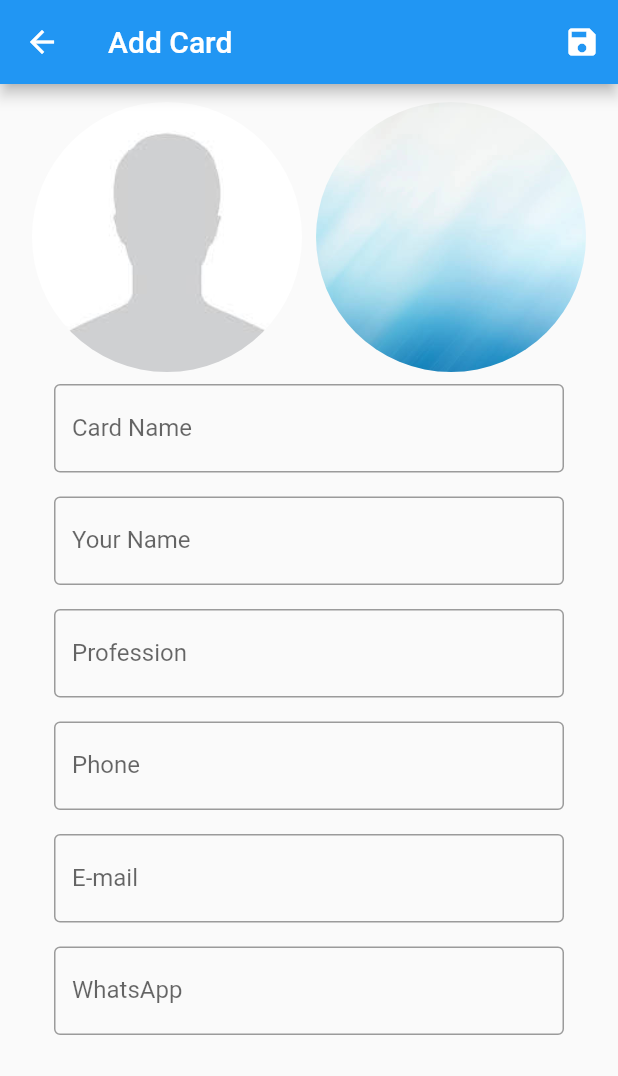
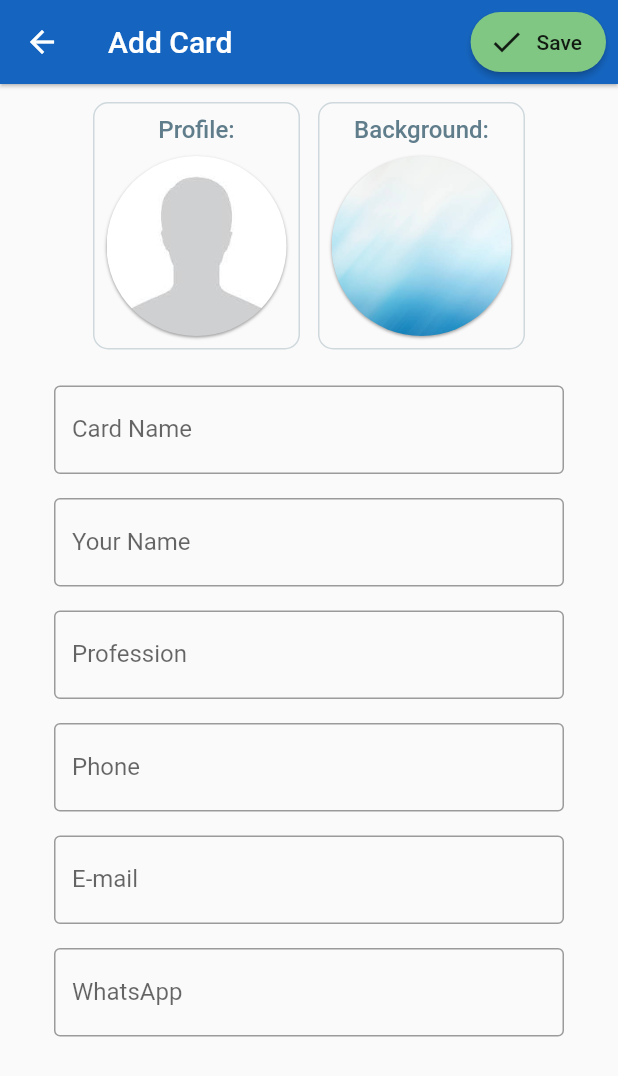
Before and after one commit to rodrigobastosv/heremycard, a Flutter app: the AddCardScreen screen opened directly, on a phone screen of 412 x 824 dp. Shown: the top 1076 px of the screen. Run offline on Flutter 3.47's test engine with Material 2 defaults, Android fonts, the light colour scheme and no system bars; our stand-ins replace dotted_border, fluttertoast, image_picker, material_design_icons_flutter, sqflite; missing offline and left inert: esys_flutter_share; accounts and stored records are empty.

Commit message:
improving layout

```diff
--- a/lib/main.dart
+++ b/lib/main.dart
@@ -12,6 +12,8 @@ class MyApp extends StatelessWidget {
       title: 'Flutter Demo',
       theme: ThemeData(
         primarySwatch: Colors.blue,
+        primaryColor: Colors.blue[800],
+        primaryColorDark: Colors.blue[900],
       ),
       home: HomeScreen(),
     );
--- a/lib/screen/add_screen/add_card_screen.dart
+++ b/lib/screen/add_screen/add_card_screen.dart
@@ -47,9 +47,21 @@ class _AddCardScreenState extends State<AddCardScreen> {
   Widget build(BuildContext context) {
     return Scaffold(
       appBar: AppBar(
+        elevation: 1.0,
         title: isEdit ? Text('Edit Card') : Text('Add Card'),
         actions: <Widget>[
-          IconButton(onPressed: _saveCard, icon: Icon(Icons.save)),
+          Padding(
+            padding: const EdgeInsets.all(8.0),
+            child: RaisedButton.icon(
+              icon: Icon(Icons.done),
+              label: Text('Save'),
+              color: Colors.green[300],
+              shape: RoundedRectangleBorder(
+                borderRadius: BorderRadius.circular(20.0),
+              ),
+              onPressed: _saveCard,
+            ),
+          ),
         ],
       ),
       body: SingleChildScrollView(
@@ -59,23 +71,8 @@ class _AddCardScreenState extends State<AddCardScreen> {
             padding: const EdgeInsets.all(12.0),
             child: Column(
               children: <Widget>[
-                Row(
-                  mainAxisAlignment: MainAxisAlignment.spaceEvenly,
-                  children: <Widget>[
-                    CardImagePicker(
-                      imagePath: cardModel.profileImagePath,
-                      pickedImage: _pickedProfileImage,
-                      onPickImage: _pickProfileImage,
-                      defaultAssetPath: 'assets/person.jpeg',
-                    ),
-                    CardImagePicker(
-                      imagePath: cardModel.backgroundImagePath,
-                      pickedImage: _pickedBackgroundImage,
-                      onPickImage: _pickBackgroundImage,
-                      defaultAssetPath: 'assets/logo.jpg',
-                    ),
-                  ],
-                ),
+                _buildImagesPicker(),
+                SizedBox(height: 16.0,),
                 TextFormfieldWithPadding(
                   initialValue: cardModel.label,
                   label: 'Card Name',
@@ -119,6 +116,70 @@ class _AddCardScreenState extends State<AddCardScreen> {
     );
   }
 
+  Widget _buildImagesPicker() {
+    return Wrap(
+      spacing: 12.0,
+      children: <Widget>[
+        Container(
+          padding: const EdgeInsets.all(8.0),
+          decoration: BoxDecoration(
+            border: Border.all(color: Colors.blueGrey[100]),
+            borderRadius: BorderRadius.circular(10.0),
+          ),
+          child: Column(
+            children: <Widget>[
+              Padding(
+                padding: const EdgeInsets.only(bottom: 8.0),
+                child: Text(
+                  'Profile:',
+                  style: TextStyle(
+                    color: Colors.blueGrey,
+                    fontSize: 16.0,
+                    fontWeight: FontWeight.w500,
+                  ),
+                ),
+              ),
+              CardImagePicker(
+                imagePath: cardModel.profileImagePath,
+                pickedImage: _pickedProfileImage,
+                onPickImage: _pickProfileImage,
+                defaultAssetPath: 'assets/person.jpeg',
+              ),
+            ],
+          ),
+        ),
+        Container(
+          padding: const EdgeInsets.all(8.0),
+          decoration: BoxDecoration(
+            border: Border.all(color: Colors.blueGrey[100]),
+            borderRadius: BorderRadius.circular(10.0),
+          ),
+          child: Column(
+            children: <Widget>[
+              Padding(
+                padding: const EdgeInsets.only(bottom: 8.0),
+                child: Text(
+                  'Background:',
+                  style: TextStyle(
+                    color: Colors.blueGrey,
+                    fontSize: 16.0,
+                    fontWeight: FontWeight.w500,
+                  ),
+                ),
+              ),
+              CardImagePicker(
+                imagePath: cardModel.backgroundImagePath,
+                pickedImage: _pickedBackgroundImage,
+                onPickImage: _pickBackgroundImage,
+                defaultAssetPath: 'assets/logo.jpg',
+              ),
+            ],
+          ),
+        ),
+      ],
+    );
+  }
+
   void _pickProfileImage(ImageSource source) async {
     final image = await ImagePicker.pickImage(source: source);
     if (image != null) {
--- a/lib/screen/add_screen/card_image_picker.dart
+++ b/lib/screen/add_screen/card_image_picker.dart
@@ -45,7 +45,8 @@ class CardImagePicker extends StatelessWidget {
                     alignment: WrapAlignment.center,
                     children: <Widget>[
                       IconButton(
-                      onPressed: () => chooseSource(context, ImageSource.gallery),
+                        onPressed: () =>
+                            chooseSource(context, ImageSource.gallery),
                         icon: Icon(Icons.photo),
                       ),
                       Text('Gallery'),
@@ -53,13 +54,20 @@ class CardImagePicker extends StatelessWidget {
                   ),
                 ],
               ),
-          ]
-        );
+            ]);
       },
+      child: Container(
+        decoration: BoxDecoration(
+          borderRadius: BorderRadius.circular(90.0),
+          boxShadow: [
+            BoxShadow(color: Colors.grey, blurRadius: 1, offset: Offset(0, 1)),
+          ],
+        ),
         child: CircleAvatar(
-        radius: 90.0,
+          radius: 60.0,
           backgroundImage: _buildImage(),
           backgroundColor: Colors.transparent,
+        ),
       ),
     );
   }
--- a/pubspec.yaml
+++ b/pubspec.yaml
@@ -30,6 +30,7 @@ dependencies:
   flutter_masked_text: ^0.8.0
   sqflite: ^1.1.6
   fluttertoast: ^3.1.3
+  dotted_border: ^1.0.2
 
 dev_dependencies:
   flutter_test:
```
Also changed, not shown: lib/screen/home/home_screen.dart (+65 -8 lines), lib/screen/profile_card/profile_card_screen.dart (+34 -26 lines), pubspec.lock. Lines whose indentation alone changed are shown as unchanged.
